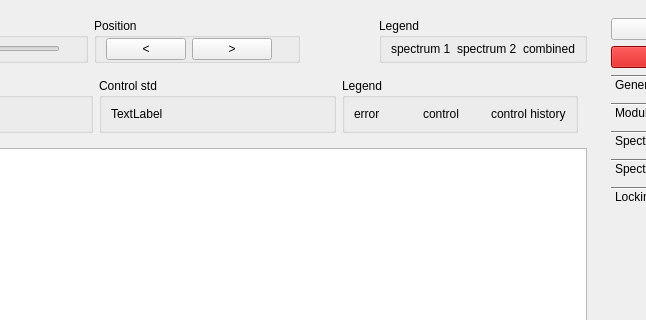
Before: the Qt Designer form linien/client/ui/main_window.ui in linien-org/linien, drawn with Qt 5; both pictures show x 170 to 816 and y 0 to 320 of the 1131 by 768 pixel window.
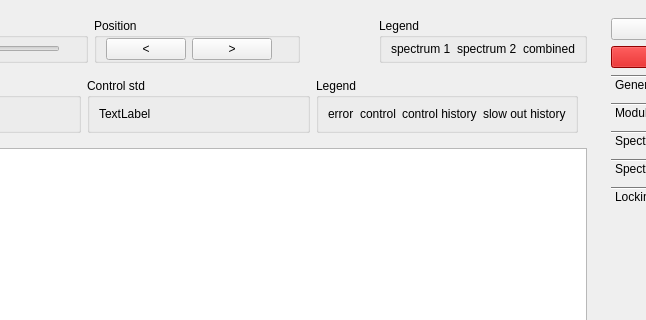
After: the same form once the commit is applied. Custom widgets are drawn as their Qt base class.

Commit message: improve slow channel; bug fixing

```diff
--- a/linien/client/ui/main_window.ui
+++ b/linien/client/ui/main_window.ui
@@ -254,6 +254,13 @@
                  </property>
                 </widget>
                </item>
+               <item>
+                <widget class="QLabel" name="legend_slow_signal_history">
+                 <property name="text">
+                  <string>slow out history</string>
+                 </property>
+                </widget>
+               </item>
               </layout>
              </widget>
             </item>
```
The commit also changes 5 other files.
